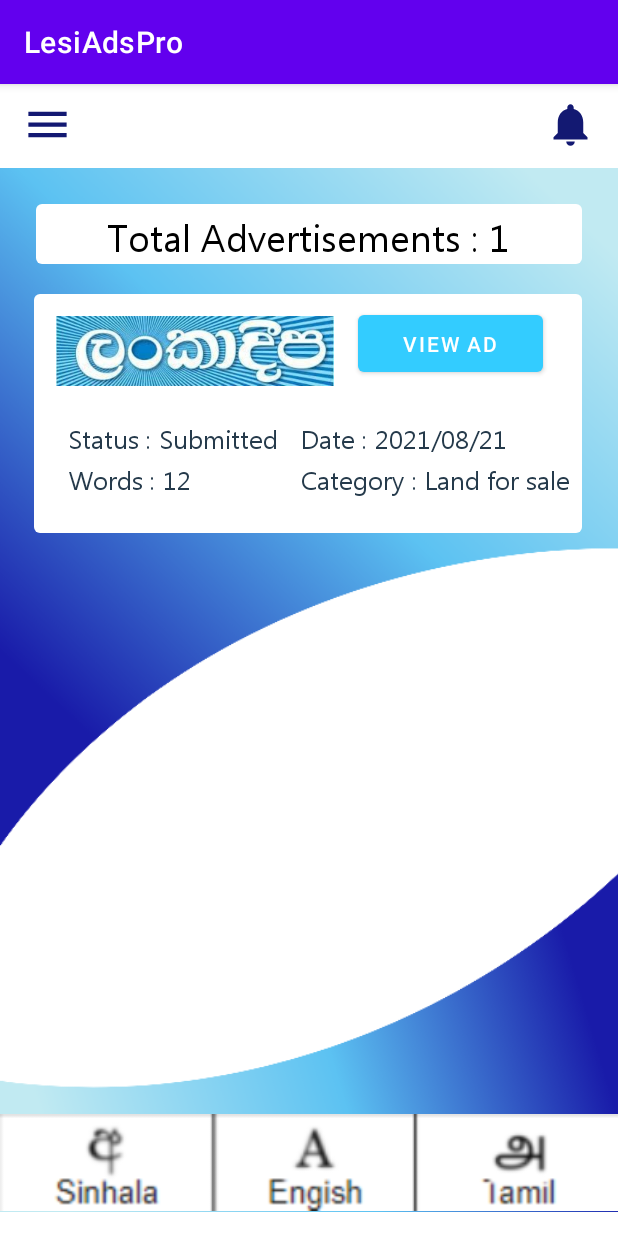
After one commit to MalishaFdo/LesiAds, an Android app: the AdsCustomer screen opened directly, with no data from a screen before it, on a phone screen of 412 x 824 dp. The commit adds this screen. Run offline under Robolectric (Android 15) with nearby library versions, the phone set to English and light mode, and no system bars.

Commit message:
Initiate AdsCustomer

```diff
--- a/app/src/main/AndroidManifest.xml
+++ b/app/src/main/AndroidManifest.xml
@@ -9,6 +9,9 @@
         android:roundIcon="@mipmap/ic_launcher_round"
         android:supportsRtl="true"
         android:theme="@style/Theme.LesiAdsPro">
+        <activity
+            android:name=".AdsCustomer"
+            android:exported="true" />
         <activity
             android:name=".AdReview"
             android:exported="true" />
--- /dev/null
+++ b/app/src/main/java/com/example/lesiadspro/AdsCustomer.java
@@ -0,0 +1,14 @@
+package com.example.lesiadspro;
+
+import androidx.appcompat.app.AppCompatActivity;
+
+import android.os.Bundle;
+
+public class AdsCustomer extends AppCompatActivity {
+
+    @Override
+    protected void onCreate(Bundle savedInstanceState) {
+        super.onCreate(savedInstanceState);
+        setContentView(R.layout.activity_ads_customer);
+    }
+}
--- a/app/src/main/res/layout/activity_ad_review.xml
+++ b/app/src/main/res/layout/activity_ad_review.xml
@@ -46,7 +46,7 @@
         android:fontFamily="@font/ebrima"
         android:text="@string/newspaper"
         android:textColor="@color/black"
-        android:textSize="20dp"
+        android:textSize="20sp"
         app:layout_constraintEnd_toEndOf="parent"
         app:layout_constraintHorizontal_bias="0.452"
         app:layout_constraintStart_toStartOf="parent"
@@ -58,7 +58,7 @@
         android:layout_height="35dp"
         android:layout_marginTop="56dp"
         android:fontFamily="@font/ebrima"
-        android:text="Ad Review"
+        android:text="@string/ad_review"
         android:textColor="@color/black"
         android:textSize="32sp"
         app:layout_constraintEnd_toEndOf="parent"
@@ -74,7 +74,7 @@
         android:fontFamily="@font/ebrima"
         android:text="@string/language"
         android:textColor="@color/black"
-        android:textSize="20dp"
+        android:textSize="20sp"
         app:layout_constraintEnd_toEndOf="parent"
         app:layout_constraintHorizontal_bias="0.456"
         app:layout_constraintStart_toStartOf="parent"
@@ -88,7 +88,7 @@
         android:fontFamily="@font/ebrima"
         android:text="@string/category"
         android:textColor="@color/black"
-        android:textSize="20dp"
+        android:textSize="20sp"
         app:layout_constraintEnd_toEndOf="parent"
         app:layout_constraintHorizontal_bias="0.317"
         app:layout_constraintStart_toStartOf="parent"
@@ -100,9 +100,9 @@
         android:layout_height="28dp"
         android:layout_marginTop="252dp"
         android:fontFamily="@font/ebrima"
-        android:text="Date to be"
+        android:text="@string/date_to_be"
         android:textColor="@color/black"
-        android:textSize="20dp"
+        android:textSize="20sp"
         app:layout_constraintEnd_toEndOf="parent"
         app:layout_constraintHorizontal_bias="0.187"
         app:layout_constraintStart_toStartOf="parent"
@@ -115,9 +115,9 @@
         android:layout_height="28dp"
         android:layout_marginTop="280dp"
         android:fontFamily="@font/ebrima"
-        android:text="Published"
+        android:text="@string/published"
         android:textColor="@color/black"
-        android:textSize="20dp"
+        android:textSize="20sp"
         app:layout_constraintEnd_toEndOf="parent"
         app:layout_constraintHorizontal_bias="0.187"
         app:layout_constraintStart_toStartOf="parent"
@@ -132,7 +132,7 @@
         android:fontFamily="@font/ebrima"
         android:text="@string/advertisement"
         android:textColor="@color/black"
-        android:textSize="20dp"
+        android:textSize="20sp"
         app:layout_constraintEnd_toEndOf="parent"
         app:layout_constraintHorizontal_bias="0.329"
         app:layout_constraintStart_toStartOf="parent"
@@ -156,7 +156,7 @@
         android:layout_width="123dp"
         android:layout_height="50dp"
         android:layout_marginBottom="52dp"
-        android:text="Confirm"
+        android:text="@string/confirm"
         app:backgroundTint="#33ccff"
         app:layout_constraintBottom_toBottomOf="parent"
         app:layout_constraintEnd_toEndOf="parent"
@@ -169,12 +169,13 @@
         android:layout_width="123dp"
         android:layout_height="50dp"
         android:layout_marginBottom="52dp"
-        android:text="Reject"
+        android:text="@string/reject"
         app:backgroundTint="#33ccff"
         app:layout_constraintBottom_toBottomOf="parent"
         app:layout_constraintEnd_toEndOf="parent"
         app:layout_constraintHorizontal_bias="0.225"
-        app:layout_constraintStart_toStartOf="parent" />
+        app:layout_constraintStart_toStartOf="parent"
+        tools:ignore="TextContrastCheck" />
 
     <EditText
         android:id="@+id/editTextTextMultiLine2"
@@ -188,7 +189,8 @@
         android:textColor="@color/grey"
         app:layout_constraintEnd_toEndOf="parent"
         app:layout_constraintStart_toStartOf="@+id/include"
-        app:layout_constraintTop_toTopOf="parent" />
+        app:layout_constraintTop_toTopOf="parent"
+        android:importantForAutofill="no" />
 
     <TextView
         android:id="@+id/textView23"
@@ -196,7 +198,7 @@
         android:layout_height="25dp"
         android:layout_marginTop="172dp"
         android:text="@string/lankadeepa"
-        android:textSize="20dp"
+        android:textSize="20sp"
         app:layout_constraintEnd_toEndOf="parent"
         app:layout_constraintHorizontal_bias="0.816"
         app:layout_constraintStart_toStartOf="parent"
@@ -208,7 +210,7 @@
         android:layout_height="wrap_content"
         android:layout_marginTop="240dp"
         android:text="@string/sinhala"
-        android:textSize="20dp"
+        android:textSize="20sp"
         app:layout_constraintEnd_toEndOf="parent"
         app:layout_constraintHorizontal_bias="0.579"
         app:layout_constraintStart_toStartOf="parent"
@@ -220,7 +222,7 @@
         android:layout_height="wrap_content"
         android:layout_marginTop="320dp"
         android:text="@string/_2021_08_21"
-        android:textSize="20dp"
+        android:textSize="20sp"
         app:layout_constraintEnd_toEndOf="parent"
         app:layout_constraintHorizontal_bias="0.66"
         app:layout_constraintStart_toStartOf="parent"
@@ -232,7 +234,7 @@
         android:layout_height="wrap_content"
         android:layout_marginTop="392dp"
         android:text="@string/land_for_sale"
-        android:textSize="20dp"
+        android:textSize="20sp"
         app:layout_constraintEnd_toEndOf="parent"
         app:layout_constraintHorizontal_bias="0.682"
         app:layout_constraintStart_toStartOf="parent"
--- /dev/null
+++ b/app/src/main/res/layout/activity_ads_customer.xml
@@ -0,0 +1,159 @@
+<?xml version="1.0" encoding="utf-8"?>
+<androidx.constraintlayout.widget.ConstraintLayout xmlns:android="http://schemas.android.com/apk/res/android"
+    xmlns:app="http://schemas.android.com/apk/res-auto"
+    xmlns:tools="http://schemas.android.com/tools"
+    android:layout_width="match_parent"
+    android:layout_height="match_parent"
+    tools:context=".AdSubmission">
+
+    <ImageView
+        android:id="@+id/backgrond"
+        android:layout_width="415dp"
+        android:layout_height="736dp"
+        app:layout_constraintBottom_toBottomOf="parent"
+        app:layout_constraintEnd_toEndOf="parent"
+        app:layout_constraintStart_toStartOf="parent"
+        app:layout_constraintTop_toTopOf="parent"
+        app:srcCompat="@drawable/background"
+        android:contentDescription="@string/todo" />
+
+    <include
+        android:id="@+id/include"
+        layout="@layout/toolbar"
+        app:layout_constraintEnd_toEndOf="parent"
+        app:layout_constraintStart_toStartOf="parent"
+        app:layout_constraintTop_toTopOf="parent" />
+
+
+    <ImageView
+        android:id="@+id/whitebox"
+        android:layout_width="364dp"
+        android:layout_height="40dp"
+        android:layout_marginTop="24dp"
+        android:contentDescription="@string/todo"
+        app:layout_constraintEnd_toEndOf="parent"
+        app:layout_constraintStart_toStartOf="parent"
+        app:layout_constraintTop_toBottomOf="@+id/include"
+        app:srcCompat="?attr/popupMenuBackground"
+        tools:ignore="ImageContrastCheck" />
+
+    <ImageView
+        android:id="@+id/whitebox2"
+        android:layout_width="365dp"
+        android:layout_height="159dp"
+        android:layout_marginTop="20dp"
+        android:contentDescription="@string/todo"
+        app:layout_constraintEnd_toEndOf="parent"
+        app:layout_constraintHorizontal_bias="0.489"
+        app:layout_constraintStart_toStartOf="parent"
+        app:layout_constraintTop_toBottomOf="@+id/whitebox"
+        app:srcCompat="?attr/popupMenuBackground"
+        tools:ignore="ImageContrastCheck" />
+
+    <Button
+        android:id="@+id/button15"
+        android:layout_width="123dp"
+        android:layout_height="50dp"
+        android:layout_marginTop="8dp"
+        android:text="@string/view_ad"
+        app:backgroundTint="#33ccff"
+        app:layout_constraintEnd_toEndOf="parent"
+        app:layout_constraintHorizontal_bias="0.826"
+        app:layout_constraintStart_toStartOf="parent"
+        app:layout_constraintTop_toTopOf="@+id/whitebox2"
+        tools:ignore="TextContrastCheck" />
+
+    <TextView
+        android:id="@+id/textView28"
+        android:layout_width="wrap_content"
+        android:layout_height="wrap_content"
+        android:layout_marginTop="4dp"
+        android:fontFamily="@font/ebrima"
+        android:text="@string/total_advertisements_1"
+        android:textColor="@color/black"
+        android:textSize="25sp"
+        app:layout_constraintEnd_toEndOf="@+id/whitebox"
+        app:layout_constraintHorizontal_bias="0.494"
+        app:layout_constraintStart_toStartOf="@+id/whitebox"
+        app:layout_constraintTop_toTopOf="@+id/whitebox" />
+
+    <ImageView
+        android:id="@+id/imageView3"
+        android:layout_width="185dp"
+        android:layout_height="60dp"
+        android:layout_marginTop="8dp"
+        android:layout_marginEnd="16dp"
+        app:layout_constraintEnd_toStartOf="@+id/button15"
+        app:layout_constraintTop_toTopOf="@+id/whitebox2"
+        app:srcCompat="@drawable/lanka"
+        android:contentDescription="@string/todo" />
+
+    <TextView
+        android:id="@+id/textView29"
+        android:layout_width="wrap_content"
+        android:layout_height="wrap_content"
+        android:layout_marginTop="84dp"
+        android:text="@string/status_submitted"
+        android:textSize="17sp"
+        android:textColor="@color/grey"
+        android:fontFamily="@font/ebrima"
+        app:layout_constraintEnd_toEndOf="@+id/whitebox2"
+        app:layout_constraintHorizontal_bias="0.1"
+        app:layout_constraintStart_toStartOf="@+id/whitebox2"
+        app:layout_constraintTop_toTopOf="@+id/whitebox2" />
+
+    <TextView
+        android:id="@+id/textView30"
+        android:layout_width="wrap_content"
+        android:layout_height="wrap_content"
+        android:layout_marginTop="84dp"
+        android:fontFamily="@font/ebrima"
+        android:text="@string/date_2021_08_21"
+        android:textColor="@color/grey"
+        android:textSize="17sp"
+        app:layout_constraintEnd_toEndOf="@+id/whitebox2"
+        app:layout_constraintHorizontal_bias="0.781"
+        app:layout_constraintStart_toStartOf="@+id/whitebox2"
+        app:layout_constraintTop_toTopOf="@+id/whitebox2" />
+
+    <TextView
+        android:id="@+id/textView31"
+        android:layout_width="wrap_content"
+        android:layout_height="wrap_content"
+        android:layout_marginBottom="20dp"
+        android:fontFamily="@font/ebrima"
+        android:text="@string/category_land_for_sale"
+        android:textColor="@color/grey"
+        android:textSize="17sp"
+        app:layout_constraintBottom_toBottomOf="@+id/whitebox2"
+        app:layout_constraintEnd_toEndOf="@+id/whitebox2"
+        app:layout_constraintHorizontal_bias="0.957"
+        app:layout_constraintStart_toStartOf="@+id/whitebox2" />
+
+    <TextView
+        android:id="@+id/textView32"
+        android:layout_width="wrap_content"
+        android:layout_height="wrap_content"
+        android:textSize="17sp"
+        android:layout_marginBottom="20dp"
+        android:text="@string/words_12"
+        android:textColor="@color/grey"
+        android:fontFamily="@font/ebrima"
+        app:layout_constraintBottom_toBottomOf="@+id/whitebox2"
+        app:layout_constraintEnd_toEndOf="@+id/whitebox2"
+        app:layout_constraintHorizontal_bias="0.083"
+        app:layout_constraintStart_toStartOf="@+id/whitebox2" />
+
+    <ImageView
+        android:id="@+id/imageView4"
+        android:layout_width="414dp"
+        android:layout_height="66dp"
+        app:layout_constraintBottom_toBottomOf="@+id/backgrond"
+        app:layout_constraintEnd_toEndOf="parent"
+        app:layout_constraintHorizontal_bias="0.0"
+        app:layout_constraintStart_toStartOf="parent"
+        app:srcCompat="@drawable/bn1"
+        android:contentDescription="@string/todo" />
+
+
+</androidx.constraintlayout.widget.ConstraintLayout>
--- a/app/src/main/res/values/strings.xml
+++ b/app/src/main/res/values/strings.xml
@@ -53,6 +53,19 @@
     <string name="delete">Delete</string>
     <string name="update">Update</string>
     <string name="land_for_sale_in_kottawa_tel_07134562769">Land for sale in Kottawa Tel:07134562769</string>
+    <string name="date_to_be">Date to be</string>
+    <string name="published">Published</string>
+    <string name="ad_review">Ad Review</string>
+    <string name="confirm">Confirm</string>
+    <string name="reject">Reject</string>
+    <string name="view_ad">View Ad</string>
+    <string name="total_advertisements_1">Total Advertisements : 1</string>
+    <string name="words_12">Words : 12</string>
+    <string name="status_submitted">Status : Submitted</string>
+    <string name="date_2021_08_21">Date : 2021/08/21</string>
+    <string name="category_land_for_sale">Category : Land for sale</string>
+    <string name="todo">TODO</string>
+    <string name="todo">TODO</string>
 
     <style name="AppTheme" parent="Theme.AppCompat.Light.DarkActionBar">
         <item name="colorPrimary">@color/design_default_color_primary</item>
```
Also changed, not shown: app/src/main/res/drawable/bn1.png (added), app/src/main/res/drawable/lanka.jpg (added).
